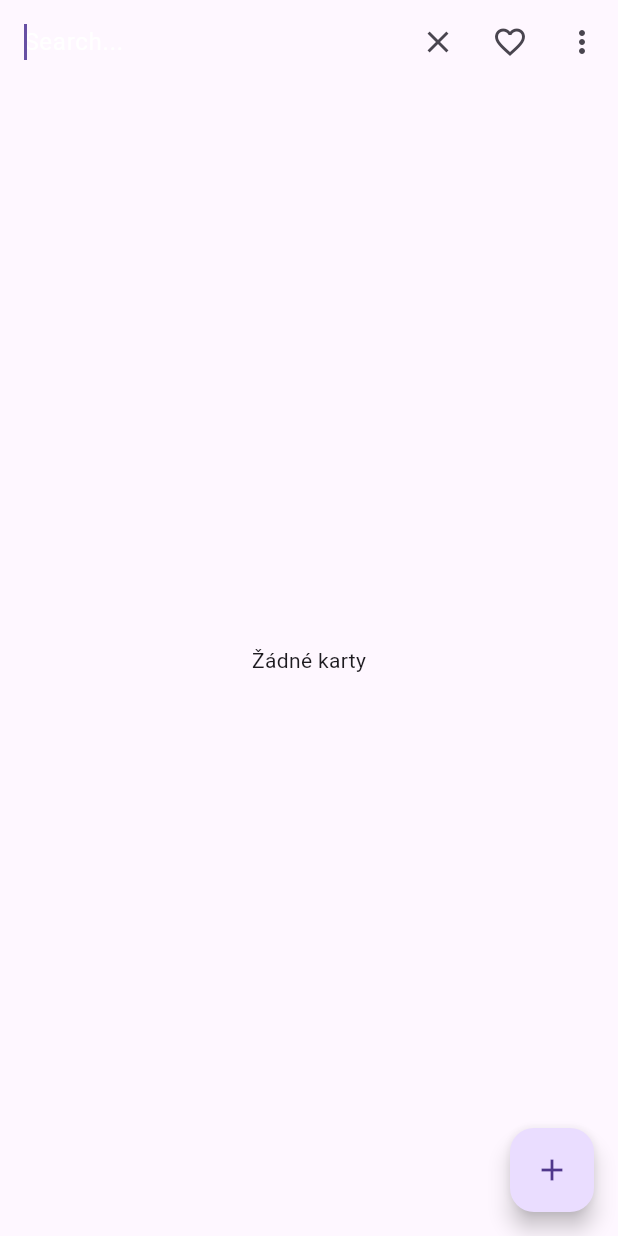
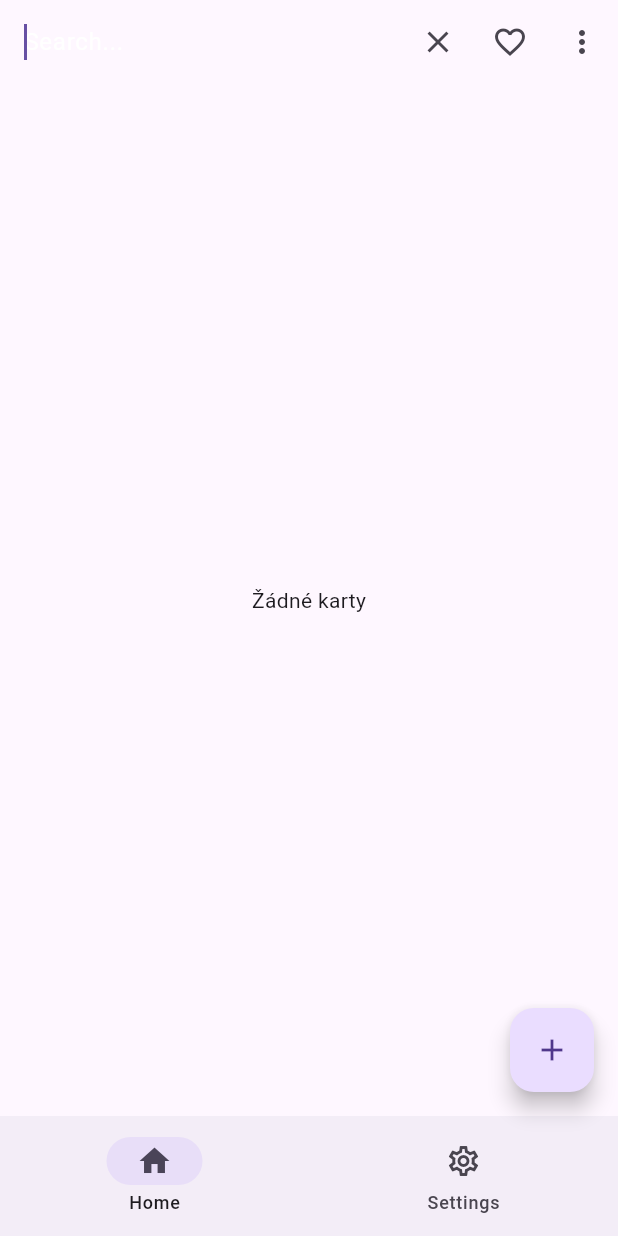
Before and after one commit to LahevOdVika/Stashcard, a Flutter app: the screen it shows after launch, after a tap on the "search" icon, on a phone screen of 412 x 824 dp. Run offline on Flutter 3.47's test engine with Material 3 defaults, Android fonts, the phone set to English and light mode, and no system bars; our stand-ins replace sqflite; missing offline and left inert: mobile_scanner, syncfusion_flutter_barcodes; accounts and stored records are empty.

Commit message:
Added settings page and placeholder

```diff
--- a/lib/main.dart
+++ b/lib/main.dart
@@ -32,14 +32,34 @@ class _StashcardState extends State<Stashcard> {
   bool _isSearching = false;
   TextEditingController _searchController = TextEditingController();
   String searchQuery = '';
+  int currentPageIndex = 0;
 
-  ThemeMode themeMode = ThemeMode.system;
 
   @override
   Widget build(BuildContext context) {
     const String title = 'Stashcard';
 
     return Scaffold(
+      bottomNavigationBar: NavigationBar(
+        destinations: const <Widget>[
+          NavigationDestination(
+              icon: Icon(Icons.home_outlined),
+              selectedIcon: Icon(Icons.home),
+              label: 'Home'
+          ),
+          NavigationDestination(
+              icon: Icon(Icons.settings_outlined),
+              selectedIcon: Icon(Icons.settings),
+              label: "Settings"
+          )
+        ],
+        onDestinationSelected: (int index) {
+          setState(() {
+            currentPageIndex = index;
+          });
+        },
+        selectedIndex: currentPageIndex,
+      ),
       appBar: AppBar(
         title: _isSearching ?
           TextField(
@@ -147,7 +167,10 @@ class _StashcardState extends State<Stashcard> {
           );
         },
       ),
-          body: CardGrid(selectedOption: selectedSort, searchQuery: searchQuery,),
+      body: <Widget>[
+        CardGrid(selectedOption: selectedSort, searchQuery: searchQuery,),
+        Settings()
+      ][currentPageIndex],
     );
   }
 }
@@ -250,3 +273,11 @@ class _CardGridState extends State<CardGrid> {
     );
   }
 }
+
+class Settings extends StatelessWidget {
+
+  @override
+  Widget build(BuildContext context) {
+    return const Placeholder();
+  }
+}
```
Also changed, not shown: pubspec.lock, 1 other file. Lines whose indentation alone changed are shown as unchanged.
